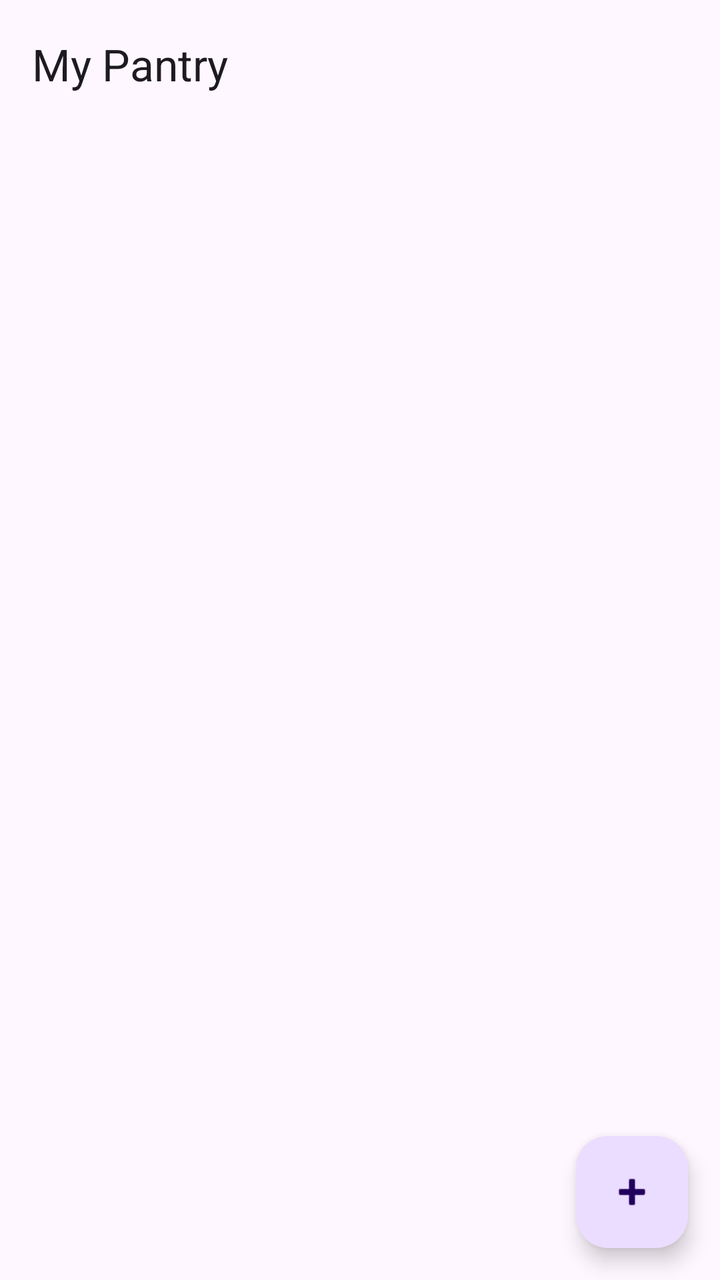
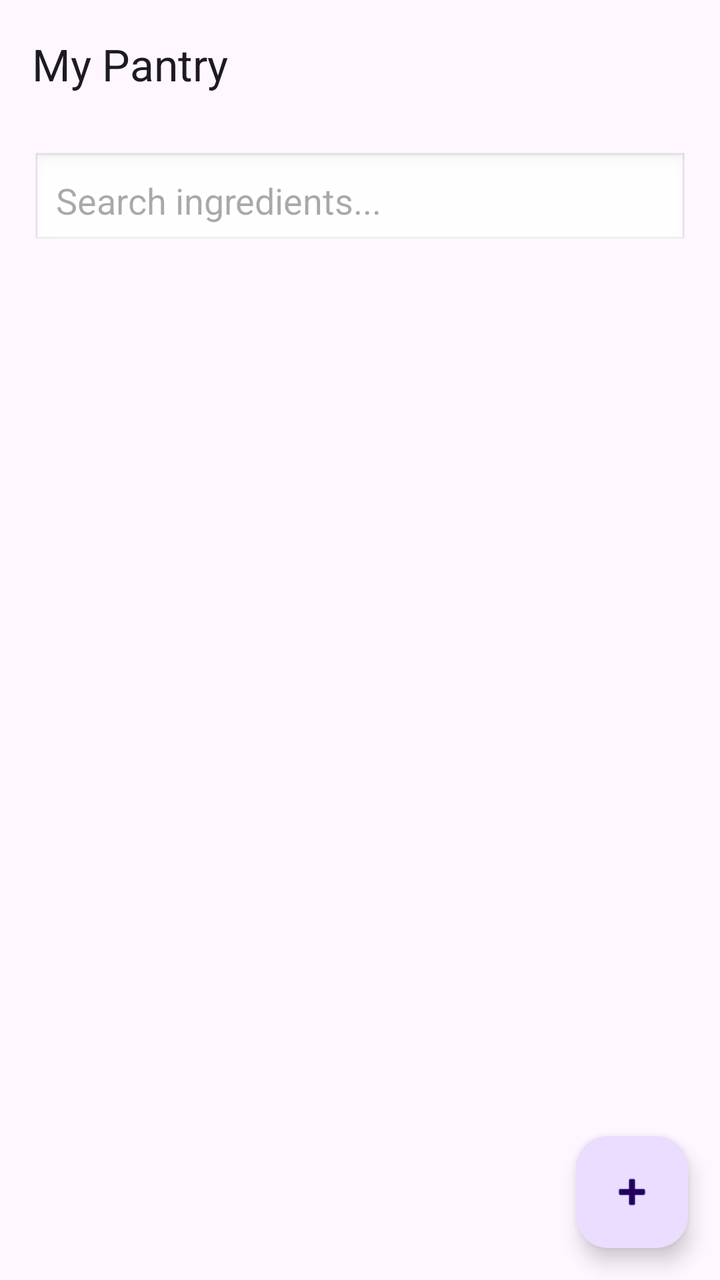

Two renders of the same Android screen: before a commit and after it. Below are the layout's source before the change and the commit's diff.
<!-- AndroidManifest.xml: application theme Theme.SmartPantryManager -->
<!-- res/layout/activity_pantry_list.xml -->
<?xml version="1.0" encoding="utf-8"?>
<androidx.constraintlayout.widget.ConstraintLayout
    xmlns:android="http://schemas.android.com/apk/res/android"
    xmlns:app="http://schemas.android.com/apk/res-auto"
    xmlns:tools="http://schemas.android.com/tools"
    android:id="@+id/main"
    android:layout_width="match_parent"
    android:layout_height="match_parent"
    tools:context=".PantryListActivity">

    <com.google.android.material.appbar.MaterialToolbar
        android:id="@+id/toolbar"
        android:layout_width="0dp"
        android:layout_height="?attr/actionBarSize"
        app:title="@string/title_pantry"
        app:layout_constraintTop_toTopOf="parent"
        app:layout_constraintStart_toStartOf="parent"
        app:layout_constraintEnd_toEndOf="parent" />

    <androidx.recyclerview.widget.RecyclerView
        android:id="@+id/recyclerPantry"
        android:layout_width="0dp"
        android:layout_height="0dp"
        android:padding="8dp"
        android:clipToPadding="false"
        app:layoutManager="androidx.recyclerview.widget.LinearLayoutManager"
        app:layout_constraintTop_toBottomOf="@id/toolbar"
        app:layout_constraintBottom_toBottomOf="parent"
        app:layout_constraintStart_toStartOf="parent"
        app:layout_constraintEnd_toEndOf="parent" />

    
    <TextView
        android:id="@+id/textEmpty"
        android:layout_width="wrap_content"
        android:layout_height="wrap_content"
        android:gravity="center"
        android:padding="24dp"
        android:text="@string/pantry_empty"
        android:textSize="16sp"
        android:visibility="gone"
        app:layout_constraintTop_toBottomOf="@id/toolbar"
        app:layout_constraintBottom_toBottomOf="parent"
        app:layout_constraintStart_toStartOf="parent"
        app:layout_constraintEnd_toEndOf="parent" />

    <com.google.android.material.floatingactionbutton.FloatingActionButton
        android:id="@+id/fabAdd"
        android:layout_width="wrap_content"
        android:layout_height="wrap_content"
        android:layout_margin="16dp"
        android:contentDescription="@string/add_ingredient"
        app:srcCompat="@android:drawable/ic_input_add"
        app:layout_constraintBottom_toBottomOf="parent"
        app:layout_constraintEnd_toEndOf="parent" />

</androidx.constraintlayout.widget.ConstraintLayout>
<!-- resources referenced by this layout -->
<resources>
  <string name="add_ingredient">Add ingredient</string>
  <string name="pantry_empty">Your pantry is empty.\nTap + to add your first ingredient.</string>
  <string name="title_pantry">My Pantry</string>
  <style name="Theme.SmartPantryManager" parent="Base.Theme.SmartPantryManager" />
  <style name="Base.Theme.SmartPantryManager" parent="Theme.Material3.DayNight.NoActionBar">
          
          
      </style>
</resources>

<!-- the commit's change to res/layout/activity_pantry_list.xml (unified diff, before → after) -->
@@ -17,6 +17,25 @@
         app:layout_constraintStart_toStartOf="parent"
         app:layout_constraintEnd_toEndOf="parent" />
 
+    
+    <EditText
+        android:id="@+id/etSearchPantry"
+        android:layout_width="0dp"
+        android:layout_height="wrap_content"
+        android:layout_marginStart="16dp"
+        android:layout_marginTop="12dp"
+        android:layout_marginEnd="16dp"
+        android:hint="Search ingredients..."
+        android:inputType="text"
+        android:singleLine="true"
+        android:padding="12dp"
+        android:background="@android:drawable/edit_text"
+        android:importantForAutofill="no"
+        android:contentDescription="Search pantry ingredients"
+        app:layout_constraintTop_toBottomOf="@id/toolbar"
+        app:layout_constraintStart_toStartOf="parent"
+        app:layout_constraintEnd_toEndOf="parent" />
+
     <androidx.recyclerview.widget.RecyclerView
         android:id="@+id/recyclerPantry"
         android:layout_width="0dp"
@@ -24,7 +43,7 @@
         android:padding="8dp"
         android:clipToPadding="false"
         app:layoutManager="androidx.recyclerview.widget.LinearLayoutManager"
-        app:layout_constraintTop_toBottomOf="@id/toolbar"
+        app:layout_constraintTop_toBottomOf="@id/etSearchPantry"
         app:layout_constraintBottom_toBottomOf="parent"
         app:layout_constraintStart_toStartOf="parent"
         app:layout_constraintEnd_toEndOf="parent" />
@@ -39,7 +58,7 @@
         android:text="@string/pantry_empty"
         android:textSize="16sp"
         android:visibility="gone"
-        app:layout_constraintTop_toBottomOf="@id/toolbar"
+        app:layout_constraintTop_toBottomOf="@id/etSearchPantry"
         app:layout_constraintBottom_toBottomOf="parent"
         app:layout_constraintStart_toStartOf="parent"
         app:layout_constraintEnd_toEndOf="parent" />
<!-- resource entries referenced after the edit -->
@@ -1,7 +1,7 @@
 <!-- resources referenced by this layout -->
 <resources>
-  <string name="add_ingredient">Add ingredient</string>
-  <string name="pantry_empty">Your pantry is empty.\nTap + to add your first ingredient.</string>
+  <string name="add_ingredient">Add Ingredient</string>
+  <string name="pantry_empty">Your pantry is empty. Add an ingredient to get started.</string>
   <string name="title_pantry">My Pantry</string>
   <style name="Theme.SmartPantryManager" parent="Base.Theme.SmartPantryManager" />
   <style name="Base.Theme.SmartPantryManager" parent="Theme.Material3.DayNight.NoActionBar">
